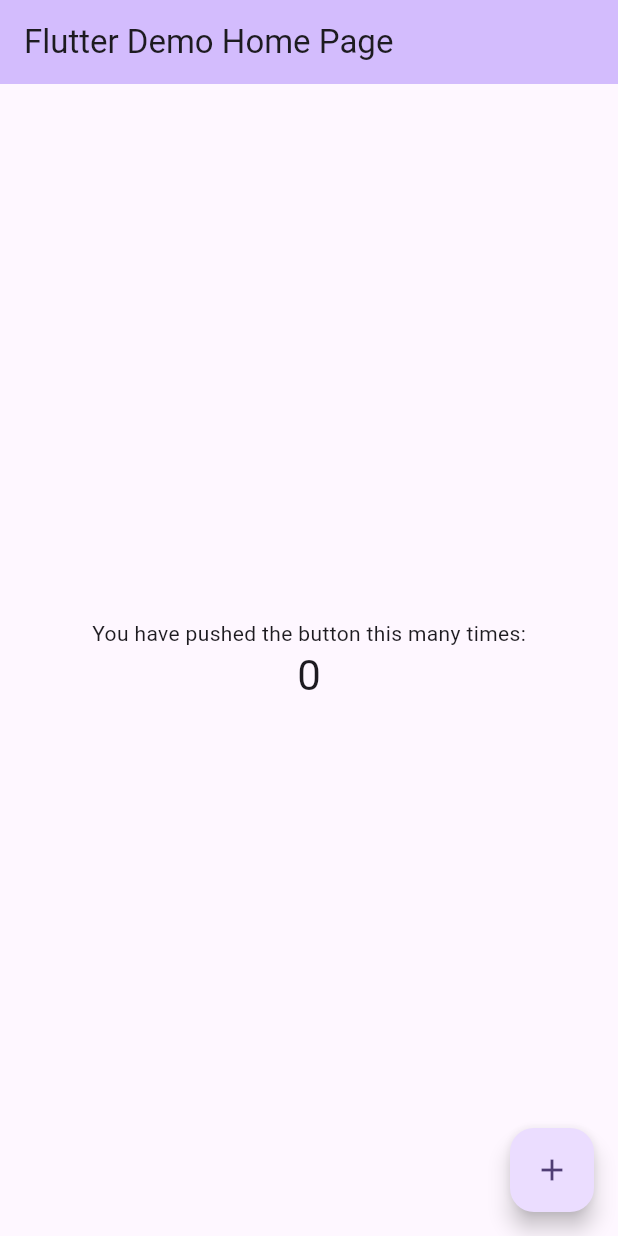
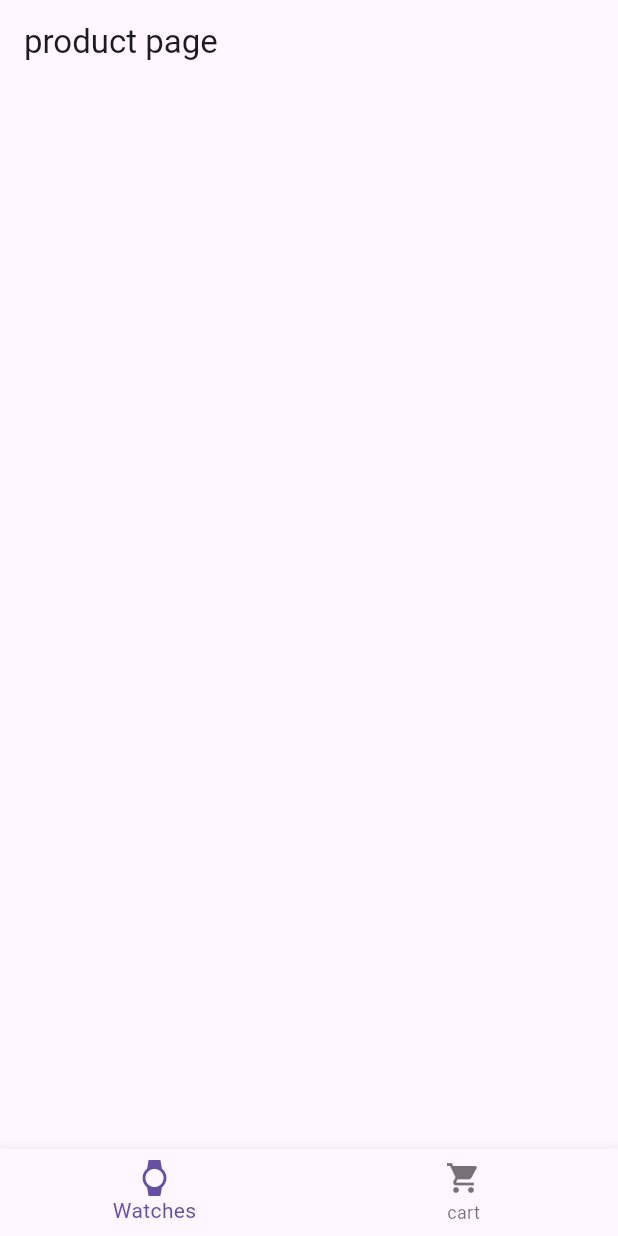
Before and after one commit to Topzee001/hng-shop-task, a Flutter app: the screen it shows after launch, on a phone screen of 412 x 824 dp. Run offline on Flutter 3.47's test engine with Material 3 defaults, Android fonts, the phone set to English and light mode, and no system bars.

Commit message:
model done

```diff
--- a/lib/main.dart
+++ b/lib/main.dart
@@ -1,4 +1,6 @@
 import 'package:flutter/material.dart';
+
+import 'pages/home.dart';
 
 void main() {
   runApp(const MyApp());
@@ -11,115 +13,8 @@
   @override
   Widget build(BuildContext context) {
     return MaterialApp(
-      title: 'Flutter Demo',
-      theme: ThemeData(
-        // This is the theme of your application.
-        //
-        // TRY THIS: Try running your application with "flutter run". You'll see
-        // the application has a purple toolbar. Then, without quitting the app,
-        // try changing the seedColor in the colorScheme below to Colors.green
-        // and then invoke "hot reload" (save your changes or press the "hot
-        // reload" button in a Flutter-supported IDE, or press "r" if you used
-        // the command line to start the app).
-        //
-        // Notice that the counter didn't reset back to zero; the application
-        // state is not lost during the reload. To reset the state, use hot
-        // restart instead.
-        //
-        // This works for code too, not just values: Most code changes can be
-        // tested with just a hot reload.
-        colorScheme: ColorScheme.fromSeed(seedColor: Colors.deepPurple),
-        useMaterial3: true,
-      ),
-      home: const MyHomePage(title: 'Flutter Demo Home Page'),
+      title: 'Topzee luxury',
+      home: const MyHomePage(),
     );
   }
 }
-
-class MyHomePage extends StatefulWidget {
-  const MyHomePage({super.key, required this.title});
-
-  // This widget is the home page of your application. It is stateful, meaning
-  // that it has a State object (defined below) that contains fields that affect
-  // how it looks.
-
-  // This class is the configuration for the state. It holds the values (in this
-  // case the title) provided by the parent (in this case the App widget) and
-  // used by the build method of the State. Fields in a Widget subclass are
-  // always marked "final".
-
-  final String title;
-
-  @override
-  State<MyHomePage> createState() => _MyHomePageState();
-}
-
-class _MyHomePageState extends State<MyHomePage> {
-  int _counter = 0;
-
-  void _incrementCounter() {
-    setState(() {
-      // This call to setState tells the Flutter framework that something has
-      // changed in this State, which causes it to rerun the build method below
-      // so that the display can reflect the updated values. If we changed
-      // _counter without calling setState(), then the build method would not be
-      // called again, and so nothing would appear to happen.
-      _counter++;
-    });
-  }
-
-  @override
-  Widget build(BuildContext context) {
-    // This method is rerun every time setState is called, for instance as done
-    // by the _incrementCounter method above.
-    //
-    // The Flutter framework has been optimized to make rerunning build methods
-    // fast, so that you can just rebuild anything that needs updating rather
-    // than having to individually change instances of widgets.
-    return Scaffold(
-      appBar: AppBar(
-        // TRY THIS: Try changing the color here to a specific color (to
-        // Colors.amber, perhaps?) and trigger a hot reload to see the AppBar
-        // change color while the other colors stay the same.
-        backgroundColor: Theme.of(context).colorScheme.inversePrimary,
-        // Here we take the value from the MyHomePage object that was created by
-        // the App.build method, and use it to set our appbar title.
-        title: Text(widget.title),
-      ),
-      body: Center(
-        // Center is a layout widget. It takes a single child and positions it
-        // in the middle of the parent.
-        child: Column(
-          // Column is also a layout widget. It takes a list of children and
-          // arranges them vertically. By default, it sizes itself to fit its
-          // children horizontally, and tries to be as tall as its parent.
-          //
-          // Column has various properties to control how it sizes itself and
-          // how it positions its children. Here we use mainAxisAlignment to
-          // center the children vertically; the main axis here is the vertical
-          // axis because Columns are vertical (the cross axis would be
-          // horizontal).
-          //
-          // TRY THIS: Invoke "debug painting" (choose the "Toggle Debug Paint"
-          // action in the IDE, or press "p" in the console), to see the
-          // wireframe for each widget.
-          mainAxisAlignment: MainAxisAlignment.center,
-          children: <Widget>[
-            const Text(
-              'You have pushed the button this many times:',
-            ),
-            Text(
-              '$_counter',
-              style: Theme.of(context).textTheme.headlineMedium,
-            ),
-          ],
-        ),
-      ),
-      floatingActionButton: FloatingActionButton(
-        onPressed: _incrementCounter,
-        tooltip: 'Increment',
-        child: const Icon(Icons.add),
-      ), // This trailing comma makes auto-formatting nicer for build methods.
-    );
-  }
-}
--- /dev/null
+++ b/lib/model/cart.dart
@@ -0,0 +1,40 @@
+import 'package:flutter/material.dart';
+import 'package:hng_shoping_app/model/cart_item.dart';
+import 'package:hng_shoping_app/model/product.dart';
+
+class CartModel extends ChangeNotifier {
+  List<CartItem> _cartItems = [];
+
+  List<CartItem> get cartItems => _cartItems;
+
+  void addItemToCart(Product product) {
+    //_cartItems.add(product.id as CartItem);
+    var existingItem = _cartItems.firstWhere(
+      (cartItem) => cartItem.product.id == product.id,
+      orElse: () => CartItem(product: product, quantity: 0),
+    );
+
+    if (existingItem.quantity == 0) {
+      _cartItems.add(existingItem);
+    }
+    existingItem.quantity++;
+
+    notifyListeners();
+  }
+
+  void removeItemFromCart(String productId) {
+    _cartItems.removeWhere((cartItem) => cartItem.product.id == productId);
+
+    notifyListeners();
+  }
+
+  double get totalPrice {
+    return _cartItems.fold(
+        0, (sum, cartItem) => (cartItem.product.price * cartItem.quantity));
+  }
+
+  void clearCart() {
+    _cartItems.clear();
+    notifyListeners();
+  }
+}
--- /dev/null
+++ b/lib/model/cart_item.dart
@@ -0,0 +1,8 @@
+import 'product.dart';
+
+class CartItem {
+  final Product product;
+  int quantity;
+
+  CartItem({required this.product, this.quantity = 1});
+}
--- /dev/null
+++ b/lib/model/product.dart
@@ -0,0 +1,11 @@
+class Product {
+  final String id;
+  final String name;
+  final double price;
+
+  Product({
+    required this.id,
+    required this.name,
+    required this.price,
+  });
+}
--- /dev/null
+++ b/lib/pages/home.dart
@@ -0,0 +1,40 @@
+import 'package:flutter/material.dart';
+import 'package:hng_shoping_app/pages/checkout_page.dart';
+import 'package:hng_shoping_app/pages/products_page.dart';
+
+class MyHomePage extends StatefulWidget {
+  const MyHomePage({super.key});
+
+  @override
+  State<MyHomePage> createState() => _MyHomePageState();
+}
+
+class _MyHomePageState extends State<MyHomePage> {
+  int _selectedIndex = 0;
+
+  @override
+  Widget build(BuildContext context) {
+    return Scaffold(
+      body: IndexedStack(
+        index: _selectedIndex,
+        children: [
+          MyProductPage(),
+          MyCheckoutPage(),
+        ],
+      ),
+      bottomNavigationBar: BottomNavigationBar(
+        currentIndex: _selectedIndex,
+        onTap: (index) {
+          setState(() {
+            _selectedIndex = index;
+          });
+        },
+        items: [
+          BottomNavigationBarItem(icon: Icon(Icons.watch), label: 'Watches'),
+          BottomNavigationBarItem(
+              icon: Icon(Icons.shopping_cart), label: 'cart'),
+        ],
+      ),
+    );
+  }
+}
--- a/lib/pages/products_page.dart
+++ b/lib/pages/products_page.dart
@@ -0,0 +1,14 @@
+import 'package:flutter/material.dart';
+
+class MyProductPage extends StatelessWidget {
+  const MyProductPage({super.key});
+
+  @override
+  Widget build(BuildContext context) {
+    return Scaffold(
+      appBar: AppBar(
+        title: Text('product page'),
+      ),
+    );
+  }
+}
```
Also changed, not shown: lib/pages/checkout_page.dart (+14 -0 lines), lib/model/checkout_model.dart (deleted).
